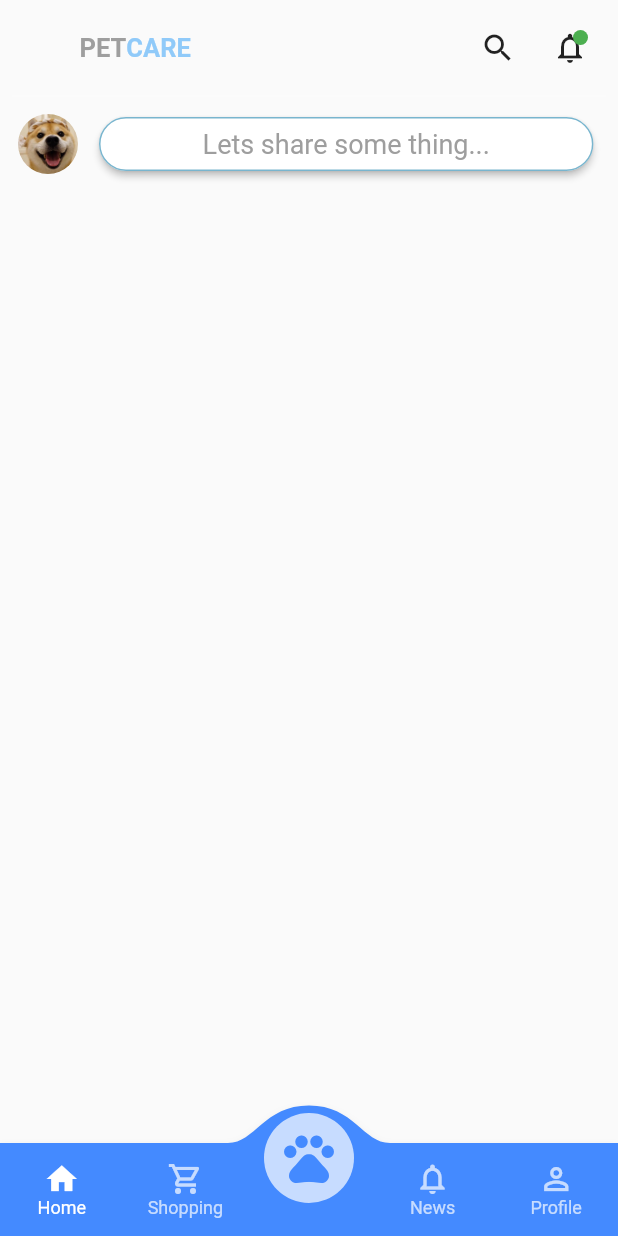
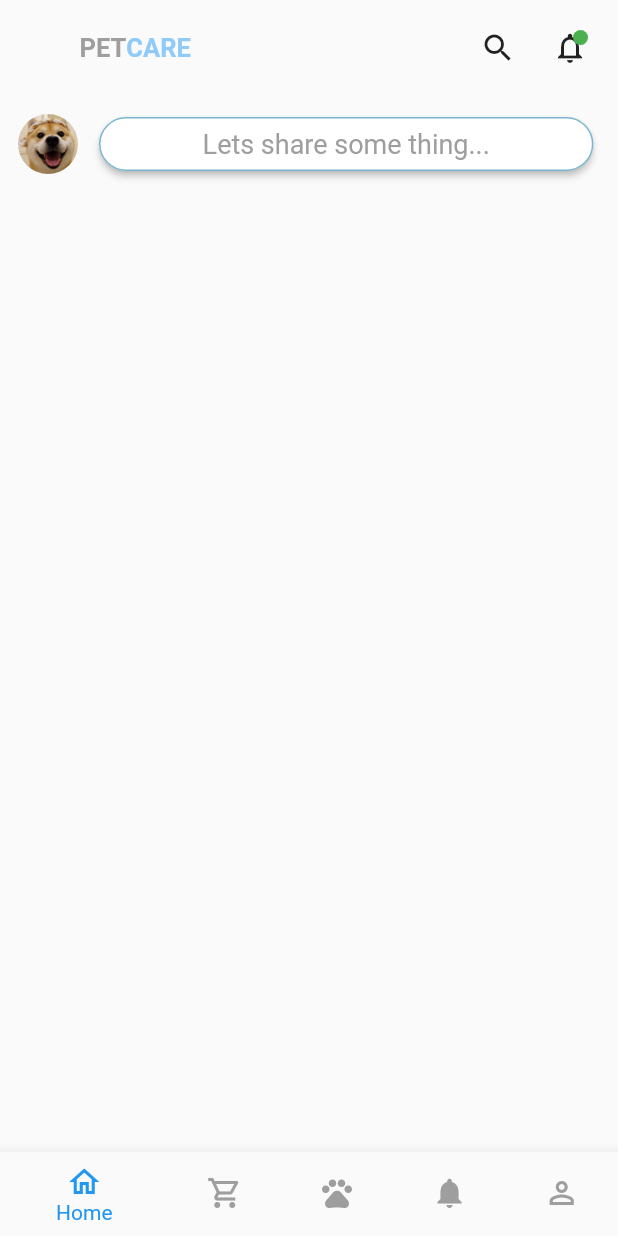
Before and after one commit to anh1901/PetCare, a Flutter app: the MainScreen screen opened directly, on a phone screen of 412 x 824 dp. Run offline on Flutter 3.47's test engine with Material 2 defaults, Android fonts, the phone set to English and light mode, and no system bars; drawn by our look-alikes of convex_bottom_bar; our stand-ins replace double_back_to_close_app; missing offline and left inert: animated_drawer; generated files the repository leaves out were written again.

Commit message:
no message

```diff
--- a/lib/screens/main_screen.dart
+++ b/lib/screens/main_screen.dart
@@ -1,4 +1,3 @@
-import 'package:convex_bottom_bar/convex_bottom_bar.dart';
 import 'package:double_back_to_close_app/double_back_to_close_app.dart';
 import 'package:flutter/material.dart';
 import 'package:petcare/widgets/child_widget.dart';
@@ -27,11 +26,10 @@ class _MainScreenState extends State<MainScreen> {
   @override
   Widget build(BuildContext context) {
     return Scaffold(
-      bottomNavigationBar: ConvexAppBar(
-        style: TabStyle.fixedCircle,
-        color: Colors.white70,
-        backgroundColor: Colors.blueAccent,
-        height: 62,
+      bottomNavigationBar: BottomNavigationBar(
+        selectedItemColor: Theme.of(context).primaryColor,
+        unselectedItemColor: Colors.grey[500],
+        currentIndex: currentIndex,
         onTap: (value) {
           currentIndex = value;
           _pageController.animateToPage(
@@ -39,29 +37,30 @@ class _MainScreenState extends State<MainScreen> {
             duration: Duration(milliseconds: 200),
             curve: Curves.linear,
           );
-          setState(() {
-            currentIndex = value;
-          });
+          setState(() {});
         },
         items: [
-          TabItem(
-              icon: Icons.home_outlined, title: 'Home', activeIcon: Icons.home),
-          TabItem(
-              icon: Icons.shopping_cart_outlined,
-              title: 'Shopping',
-              activeIcon: Icons.shopping_cart),
-          TabItem(
-              icon: Icons.pets_outlined, title: 'Pets', activeIcon: Icons.pets),
-          TabItem(
-              icon: Icons.notifications_outlined,
-              title: 'News',
-              activeIcon: Icons.notifications),
-          TabItem(
-              icon: Icons.perm_identity_outlined,
-              title: 'Profile',
-              activeIcon: Icons.perm_identity),
+          BottomNavigationBarItem(
+            icon: Icon(Icons.home_outlined),
+            label: "Home",
+          ),
+          BottomNavigationBarItem(
+            icon: Icon(Icons.shopping_cart_outlined),
+            label: "Shopping",
+          ),
+          BottomNavigationBarItem(
+            icon: Icon(Icons.pets),
+            label: "Pets",
+          ),
+          BottomNavigationBarItem(
+            icon: Icon(Icons.notifications),
+            label: "Events",
+          ),
+          BottomNavigationBarItem(
+            icon: Icon(Icons.perm_identity_outlined),
+            label: "Profile",
+          ),
         ],
-        initialActiveIndex: currentIndex,
       ),
       body: DoubleBackToCloseApp(
         child: PageView(
```
